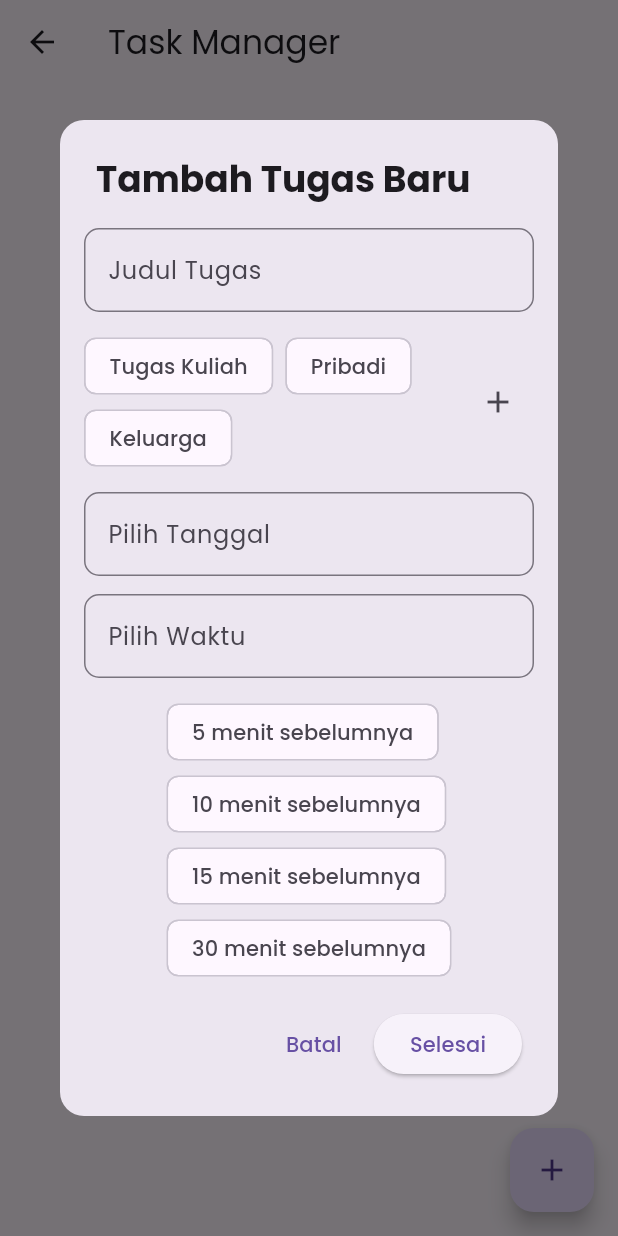
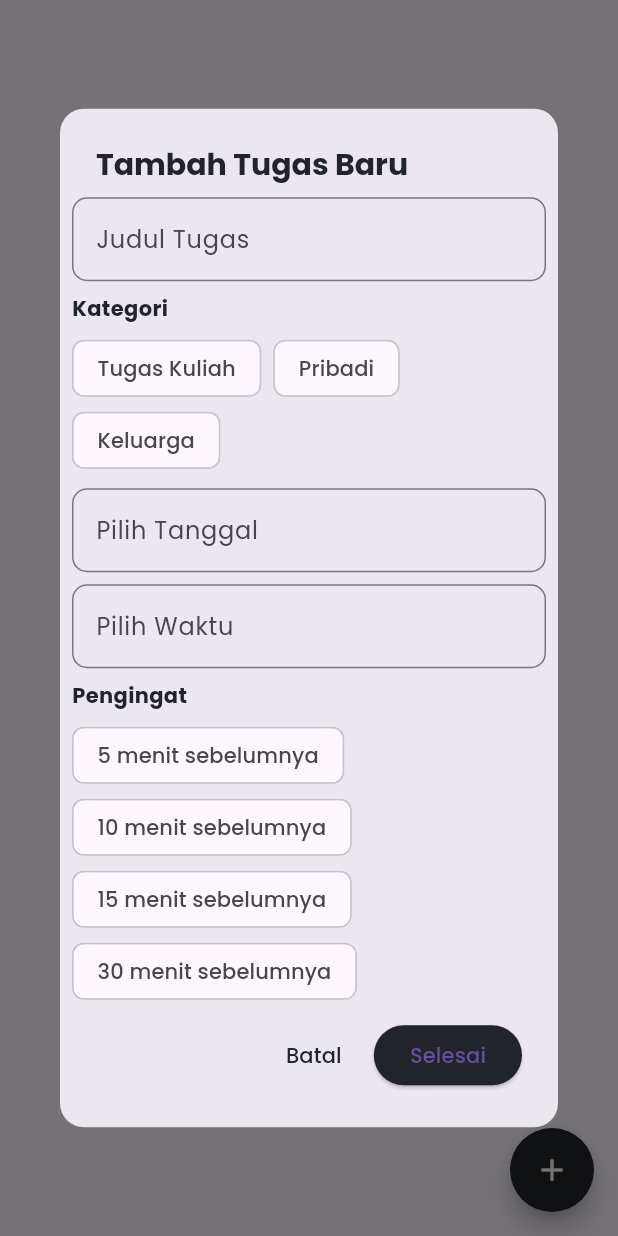
Before and after one commit to Nitaa1904/NoteQu_PPB05, a Flutter app: the MyDbView screen opened directly, after a tap on the "add" icon, on a phone screen of 412 x 824 dp. Run offline on Flutter 3.47's test engine with Material 3 defaults, Android fonts, the phone set to English and light mode, and no system bars; our stand-ins replace google_fonts, sqflite, table_calendar; accounts and stored records are empty.

Commit message:
refactor: improve task creation UX and remove redundant page

```diff
--- a/lib/pages/tambah_tugas/my_db_view.dart
+++ b/lib/pages/tambah_tugas/my_db_view.dart
@@ -1,5 +1,6 @@
 import 'package:flutter/material.dart';
-import 'package:notequ/pages/tambah_tugas/db_helper.dart';
+import 'package:notequ/design_system/styles/color.dart';
+import 'package:notequ/design_system/styles/spacing.dart';
 
 class MyDbView extends StatefulWidget {
   @override
@@ -7,12 +8,10 @@ class MyDbView extends StatefulWidget {
 }
 
 class _MyDbViewState extends State<MyDbView> {
-  final DbHelper dbHelper = DbHelper();
   final TextEditingController _taskTitleController = TextEditingController();
   final TextEditingController _taskDateController = TextEditingController();
   final TextEditingController _taskTimeController = TextEditingController();
 
-  List<Map<String, dynamic>> _dbData = [];
   String selectedCategory = '';
   List<String> categories = ["Tugas Kuliah", "Pribadi", "Keluarga"];
   List<String> reminders = [
@@ -22,37 +21,6 @@ class _MyDbViewState extends State<MyDbView> {
     "30 menit sebelumnya"
   ];
   String selectedReminder = '';
-
-  @override
-  void initState() {
-    super.initState();
-    _refreshData();
-  }
-
-  Future<void> _refreshData() async {
-    final data = await dbHelper.queryAllRows();
-    setState(() {
-      _dbData = data;
-    });
-  }
-
-  Future<void> _addData() async {
-    await dbHelper.insert({
-      'title': _taskTitleController.text,
-      'category': selectedCategory,
-      'date': _taskDateController.text,
-      'time': _taskTimeController.text,
-      'reminder': selectedReminder,
-    });
-    _taskTitleController.clear();
-    _taskDateController.clear();
-    _taskTimeController.clear();
-    setState(() {
-      selectedCategory = '';
-      selectedReminder = '';
-    });
-    await _refreshData();
-  }
 
   void _showAddDialog() {
     _taskTitleController.clear();
@@ -67,16 +35,21 @@ class _MyDbViewState extends State<MyDbView> {
       context: context,
       builder: (context) {
         return AlertDialog(
-          contentPadding: EdgeInsets.all(16.0),
+          contentPadding: const EdgeInsets.all(Spacing.md),
           shape:
               RoundedRectangleBorder(borderRadius: BorderRadius.circular(16.0)),
-          title: Text(
+          title: const Text(
             'Tambah Tugas Baru',
-            style: TextStyle(fontWeight: FontWeight.bold),
+            style: TextStyle(
+              fontWeight: FontWeight.bold,
+              fontSize: 20,
+              color: ColorCollection.primary900,
+            ),
           ),
           content: SingleChildScrollView(
             child: Column(
               mainAxisSize: MainAxisSize.min,
+              crossAxisAlignment: CrossAxisAlignment.start,
               children: [
                 // Input judul tugas
                 TextField(
@@ -84,16 +57,22 @@ class _MyDbViewState extends State<MyDbView> {
                   decoration: InputDecoration(
                     labelText: 'Judul Tugas',
                     border: OutlineInputBorder(
-                        borderRadius: BorderRadius.circular(10.0)),
+                      borderRadius: BorderRadius.circular(10.0),
                     ),
                   ),
-                SizedBox(height: 12.0),
+                ),
+                const SizedBox(height: Spacing.md),
                 // Pilihan kategori
-                Row(
-                  mainAxisAlignment: MainAxisAlignment.start,
-                  children: [
-                    Expanded(
-                      child: Wrap(
+                const Text(
+                  'Kategori',
+                  style: TextStyle(
+                    fontSize: 14,
+                    fontWeight: FontWeight.bold,
+                    color: ColorCollection.primary900,
+                  ),
+                ),
+                const SizedBox(height: Spacing.sm),
+                Wrap(
                   spacing: 8.0,
                   children: categories.map((category) {
                     return ChoiceChip(
@@ -107,21 +86,16 @@ class _MyDbViewState extends State<MyDbView> {
                     );
                   }).toList(),
                 ),
-                    ),
-                    IconButton(
-                      icon: Icon(Icons.add),
-                      onPressed: () {},
-                    ),
-                  ],
-                ),
-                SizedBox(height: 12.0),
+                const SizedBox(height: Spacing.md),
 
+                // Pilih tanggal
                 TextField(
                   controller: _taskDateController,
                   decoration: InputDecoration(
                     labelText: 'Pilih Tanggal',
                     border: OutlineInputBorder(
-                        borderRadius: BorderRadius.circular(10.0)),
+                      borderRadius: BorderRadius.circular(10.0),
+                    ),
                   ),
                   onTap: () async {
                     DateTime? pickedDate = await showDatePicker(
@@ -136,13 +110,16 @@ class _MyDbViewState extends State<MyDbView> {
                     }
                   },
                 ),
-                SizedBox(height: 12.0),
+                const SizedBox(height: Spacing.md),
+
+                // Pilih waktu
                 TextField(
                   controller: _taskTimeController,
                   decoration: InputDecoration(
                     labelText: 'Pilih Waktu',
                     border: OutlineInputBorder(
-                        borderRadius: BorderRadius.circular(10.0)),
+                      borderRadius: BorderRadius.circular(10.0),
+                    ),
                   ),
                   onTap: () async {
                     TimeOfDay? pickedTime = await showTimePicker(
@@ -154,8 +131,18 @@ class _MyDbViewState extends State<MyDbView> {
                     }
                   },
                 ),
-                SizedBox(height: 12.0),
+                const SizedBox(height: Spacing.md),
 
+                // Pengingat
+                const Text(
+                  'Pengingat',
+                  style: TextStyle(
+                    fontSize: 14,
+                    fontWeight: FontWeight.bold,
+                    color: ColorCollection.primary900,
+                  ),
+                ),
+                const SizedBox(height: Spacing.sm),
                 Wrap(
                   spacing: 8.0,
                   children: reminders.map((reminder) {
@@ -178,14 +165,18 @@ class _MyDbViewState extends State<MyDbView> {
               onPressed: () {
                 Navigator.of(context).pop();
               },
-              child: Text('Batal'),
+              child: const Text('Batal',
+                  style: TextStyle(color: ColorCollection.primary900)),
             ),
             ElevatedButton(
+              style: ElevatedButton.styleFrom(
+                backgroundColor: ColorCollection.primary900,
+              ),
               onPressed: () {
-                _addData();
+                // Logika untuk menambahkan data
                 Navigator.of(context).pop();
               },
-              child: Text('Selesai'),
+              child: const Text('Selesai'),
             ),
           ],
         );
@@ -196,29 +187,11 @@ class _MyDbViewState extends State<MyDbView> {
   @override
   Widget build(BuildContext context) {
     return Scaffold(
-      appBar: AppBar(
-        title: Text('Task Manager'),
-      ),
-      body: _dbData.isEmpty
-          ? Center(child: Text('Belum ada tugas.'))
-          : ListView.builder(
-              itemCount: _dbData.length,
-              itemBuilder: (context, index) {
-                final item = _dbData[index];
-                return Card(
-                  margin: EdgeInsets.all(10),
-                  child: ListTile(
-                    title: Text(item['title'] ?? 'No Title'),
-                    subtitle: Text(
-                      'Kategori: ${item['category'] ?? ''}\nTanggal: ${item['date'] ?? ''}\nWaktu: ${item['time'] ?? ''}\nPengingat: ${item['reminder'] ?? ''}',
-                    ),
-                  ),
-                );
-              },
-            ),
       floatingActionButton: FloatingActionButton(
+        shape: const CircleBorder(),
         onPressed: _showAddDialog,
-        child: Icon(Icons.add),
+        backgroundColor: ColorCollection.primary900,
+        child: const Icon(Icons.add, color: ColorCollection.primary100),
       ),
     );
   }
--- a/lib/pages/tugasku/home.dart
+++ b/lib/pages/tugasku/home.dart
@@ -4,7 +4,6 @@ import 'package:notequ/pages/tugasku/tugasku.dart';
 import 'package:notequ/pages/kategori/kategori.dart';
 import 'package:notequ/pages/kalender/kalender.dart';
 import 'package:notequ/pages/profil/profil.dart';
-import 'package:notequ/pages/tambah_tugas/my_db_view.dart';
 
 class Homepage extends StatelessWidget {
   const Homepage({super.key});
@@ -16,7 +15,7 @@ class Homepage extends StatelessWidget {
         tugasku: Tugasku(),
         kategori: Kategori(),
         kalender: Kalender(),
-        profil: Profil()
+        profil: Profil(),
       ),
     );
   }
```
Also changed, not shown: lib/pages/tugasku/tugasku.dart (+7 -1 lines). Lines whose indentation alone changed are shown as unchanged.
